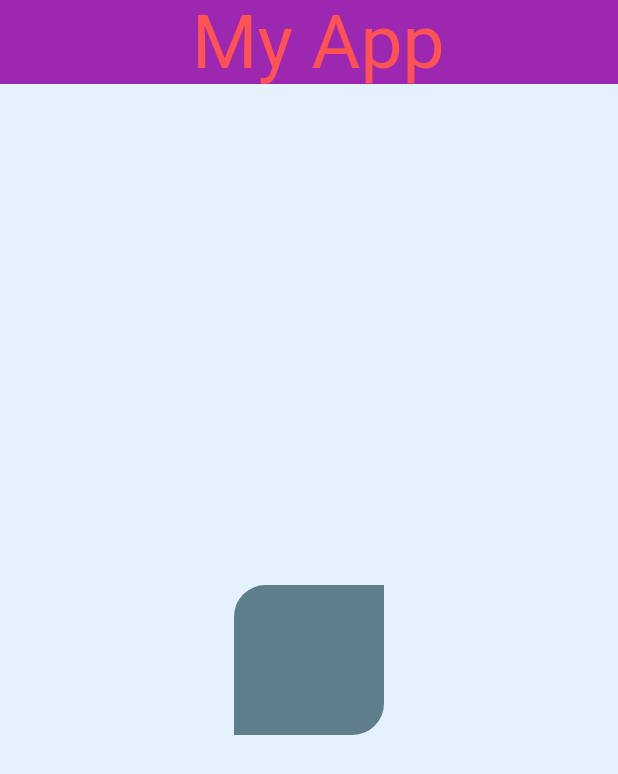
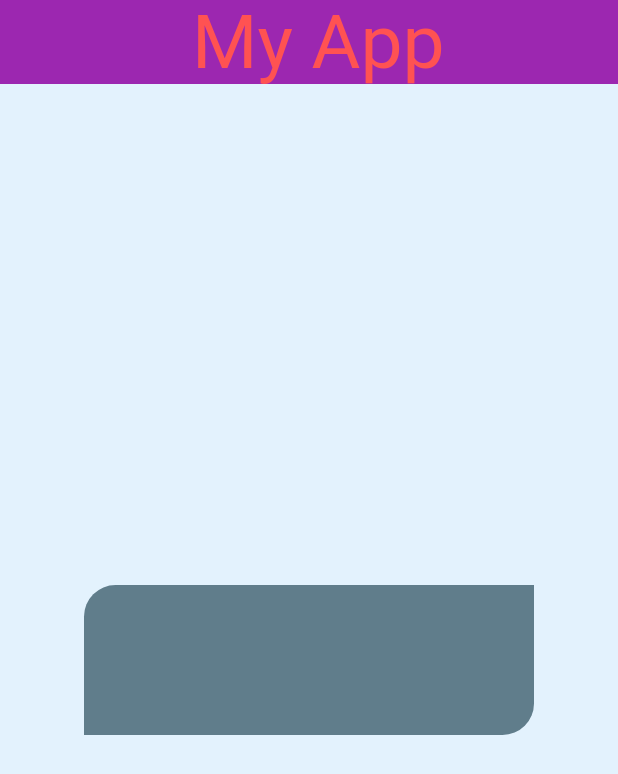
Before and after one commit to skhossainahmmad/Flutter, a Flutter app: the screen it shows after launch, on a phone screen of 412 x 824 dp. Shown: the top 774 px of the screen. Run offline on Flutter 3.47's test engine with Material 3 defaults, Android fonts, the phone set to English and light mode, and no system bars.

Commit message:
width increment kora hois

```diff
--- a/lib/main.dart
+++ b/lib/main.dart
@@ -28,12 +28,11 @@ class MyApp extends StatelessWidget {
             color: Colors.blue.shade50,
           child: Center(
             child: Container(
-              width: 100,
+              width: 300,
               height: 100,
               decoration: BoxDecoration(
                 color: Colors.blueGrey,
                 borderRadius: BorderRadius.only(topLeft: Radius.circular(21),bottomRight: Radius.circular(21),)
-
 
               ),
 
```
